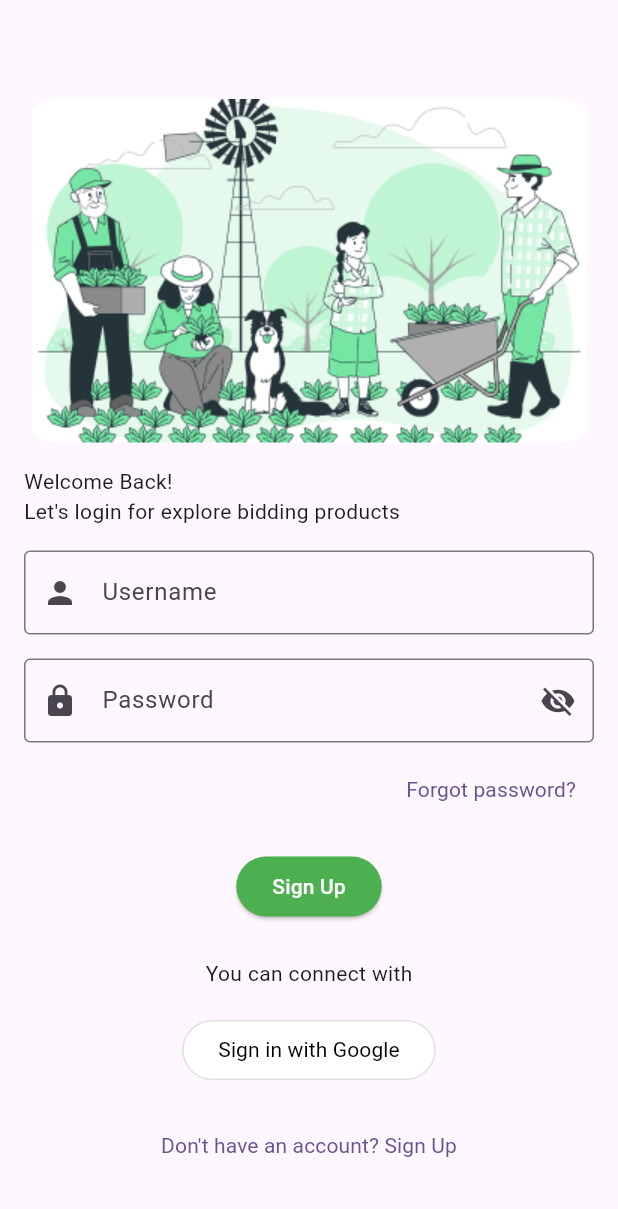
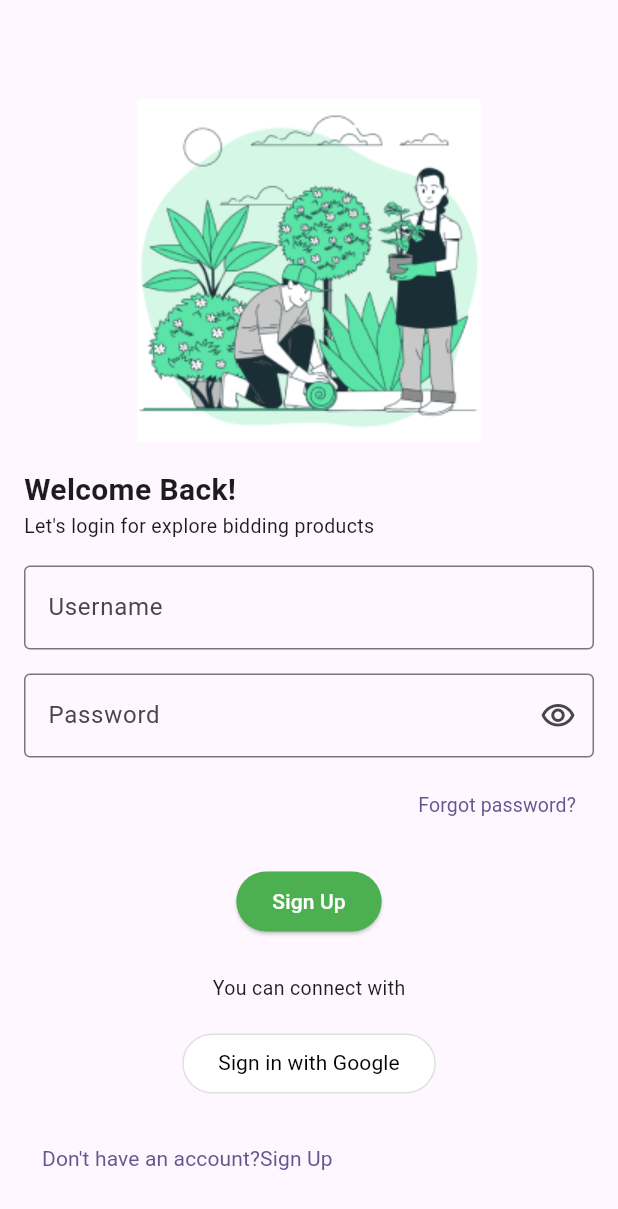
Before and after one commit to Ajeesh-Palathingal/greenery, a Flutter app: the screen it shows after launch, after a tap on "Already have an account? Sign In", on a phone screen of 412 x 824 dp. Shown: the top 1209 px of the screen. Run offline on Flutter 3.47's test engine with Material 3 defaults, Android fonts, the light colour scheme and no system bars; our stand-ins replace flutter_screenutil; Roboto replaces fonts that are missing (Figtree).

Commit message:
updated designs on login

```diff
--- a/lib/screens/authentication/login/login.dart
+++ b/lib/screens/authentication/login/login.dart
@@ -24,7 +24,7 @@ class LoginPage extends StatelessWidget {
                 borderRadius: BorderRadius.circular(20.0),
                 child: Center(
                   child: Image.asset(
-                    'assets/authentication/signup/Rectangle708.png', // Replace with your image path
+                    'assets/authentication/login/login.png', // Replace with your image path
                     height: 229,
                     width: 370,
                     fit: BoxFit.cover,
@@ -32,11 +32,14 @@ class LoginPage extends StatelessWidget {
                 ),
               ),
               const SizedBox(height: 16.0),
-              Text(
-                "Welcome Back!",
+              CustomText(
+                text: "Welcome Back!",
+                fontSize: 20,
+                fontweight: FontWeight.bold,
               ),
-              Text(
-                "Let's login for explore bidding products",
+              CustomText(
+                text: "Let's login for explore bidding products",
+                fontSize: 13,
               ),
               const SizedBox(height: 16.0),
               // Login Form
@@ -48,7 +51,6 @@ class LoginPage extends StatelessWidget {
                       decoration: InputDecoration(
                         labelText: 'Username',
                         border: const OutlineInputBorder(),
-                        prefixIcon: const Icon(Icons.person),
                       ),
                       validator: (value) {
                         if (value == null || value.isEmpty) {
@@ -63,8 +65,7 @@ class LoginPage extends StatelessWidget {
                       decoration: InputDecoration(
                         labelText: 'Password',
                         border: const OutlineInputBorder(),
-                        prefixIcon: const Icon(Icons.lock),
-                        suffixIcon: const Icon(Icons.visibility_off),
+                        suffixIcon: const Icon(Icons.visibility_outlined),
                       ),
                       obscureText: true,
                       validator: (value) {
@@ -86,7 +87,7 @@ class LoginPage extends StatelessWidget {
                         },
                         child: CustomText(
                           text: 'Forgot password?',
-                          fontSize: 14,
+                          fontSize: 13,
                         ),
                       ),
                     ),
@@ -113,7 +114,7 @@ class LoginPage extends StatelessWidget {
                     Center(
                       child: CustomText(
                         text: "You can connect with",
-                        fontSize: 14,
+                        fontSize: 13,
                       ),
                     ),
                     const SizedBox(height: 16.0),
@@ -139,9 +140,17 @@ class LoginPage extends StatelessWidget {
                           // Navigate to Signup Page
                           Navigator.pushNamed(context, '/signup');
                         },
-                        child: CustomText(
-                          text: "Don't have an account? Sign Up",
-                          fontSize: 14,
+                        child: Row(
+                          children: [
+                            CustomText(
+                              text: "Don't have an account?",
+                              fontSize: 14,
+                            ),
+                            CustomText(
+                              text: "Sign Up",
+                              fontSize: 14,
+                            )
+                          ],
                         ),
                       ),
                     )
--- a/lib/screens/authentication/signup/sign_up.dart
+++ b/lib/screens/authentication/signup/sign_up.dart
@@ -46,10 +46,14 @@ class SignupPage extends StatelessWidget {
                   mainAxisAlignment: MainAxisAlignment.center,
                   crossAxisAlignment: CrossAxisAlignment.stretch,
                   children: [
-                    TextFormField(
-                      decoration: const InputDecoration(
+                    Container(
+                      height: 40,
+                      width: 350,
+                      child: TextFormField(
+                        decoration: InputDecoration(
                           labelText: 'User Name',
-                        border: OutlineInputBorder(),
+                          border: OutlineInputBorder(
+                              borderRadius: BorderRadius.circular(10.0)),
                         ),
                         validator: (value) {
                           if (value == null || value.isEmpty) {
@@ -62,11 +66,16 @@ class SignupPage extends StatelessWidget {
                         },
                         onSaved: (value) => username = value!,
                       ),
+                    ),
                     const SizedBox(height: 16.0),
-                    TextFormField(
-                      decoration: const InputDecoration(
+                    Container(
+                      height: 40,
+                      width: 350,
+                      child: TextFormField(
+                        decoration: InputDecoration(
                           labelText: 'Email',
-                        border: OutlineInputBorder(),
+                          border: OutlineInputBorder(
+                              borderRadius: BorderRadius.circular(10.0)),
                         ),
                         keyboardType: TextInputType.emailAddress,
                         validator: (value) {
@@ -80,11 +89,16 @@ class SignupPage extends StatelessWidget {
                         },
                         onSaved: (value) => email = value!,
                       ),
+                    ),
                     const SizedBox(height: 16.0),
-                    TextFormField(
-                      decoration: const InputDecoration(
+                    Container(
+                      height: 40,
+                      width: 350,
+                      child: TextFormField(
+                        decoration: InputDecoration(
                           labelText: 'Password',
-                        border: OutlineInputBorder(),
+                          border: OutlineInputBorder(
+                              borderRadius: BorderRadius.circular(10.0)),
                         ),
                         obscureText: true,
                         validator: (value) {
@@ -97,11 +111,16 @@ class SignupPage extends StatelessWidget {
                         },
                         onSaved: (value) => password = value!,
                       ),
+                    ),
                     const SizedBox(height: 16.0),
-                    TextFormField(
-                      decoration: const InputDecoration(
+                    Container(
+                      height: 40,
+                      width: 350,
+                      child: TextFormField(
+                        decoration: InputDecoration(
                           labelText: 'Confirm Password',
-                        border: OutlineInputBorder(),
+                          border: OutlineInputBorder(
+                              borderRadius: BorderRadius.circular(10.0)),
                         ),
                         obscureText: true,
                         validator: (value) {
@@ -113,6 +132,7 @@ class SignupPage extends StatelessWidget {
                           return null;
                         },
                         onSaved: (value) => confirmPassword = value!,
+                      ),
                     ),
                     const SizedBox(height: 24.0),
                     ElevatedButton(
--- a/pubspec.yaml
+++ b/pubspec.yaml
@@ -56,6 +56,7 @@ flutter:
   # To add assets to your application, add an assets section, like this:
   assets:
     - assets/authentication/signup/
+    - assets/authentication/login/
 
   #   - images/a_dot_ham.jpeg
   # An image asset can refer to one or more resolution-specific "variants", see
```
Also changed, not shown: assets/authentication/login/login.png (added). Lines whose indentation alone changed are shown as unchanged.
